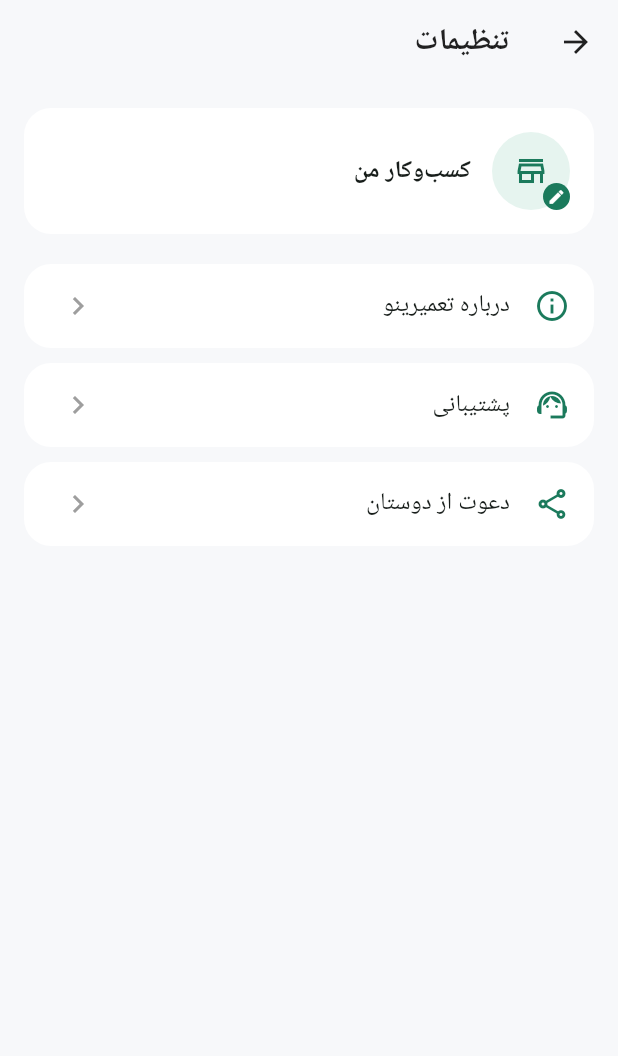
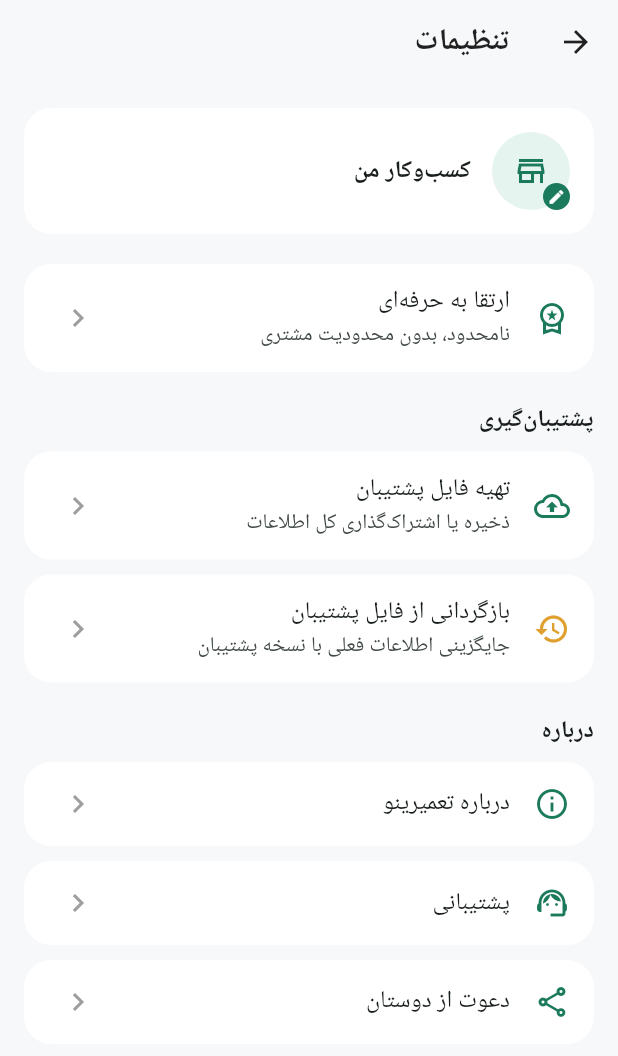
Before and after one commit to Reza1162/tamirino, a Flutter app: the SettingsPage screen opened directly, after a tap on the "store" icon, on a phone screen of 412 x 824 dp. Shown: the top 1056 px of the screen. Run offline on Flutter 3.47's test engine with Material 3 defaults, Android fonts, the phone set to English and light mode, and no system bars; our stand-ins replace drift, flutter_local_notifications, image_picker, pdf, permission_handler, printing and 6 more; missing offline and left inert: barcode; accounts and stored records are empty; generated files the repository leaves out were written again; Roboto replaces fonts that are missing (Vazir).

Commit message:
fix: fully restore settings page with subscription, backup, and referral sections

```diff
--- a/lib/features/settings/settings_page.dart
+++ b/lib/features/settings/settings_page.dart
@@ -4,7 +4,10 @@ import 'package:image_picker/image_picker.dart';
 import 'package:path_provider/path_provider.dart';
 import 'package:path/path.dart' as p;
 import '../../core/theme/app_theme.dart';
+import '../../core/backup/backup_service.dart';
 import '../../data/local/db_provider.dart';
+import '../subscription/subscription_page.dart';
+import '../referral/referral_page.dart';
 
 class SettingsPage extends StatelessWidget {
   const SettingsPage({super.key});
@@ -45,13 +48,90 @@ class SettingsPage extends StatelessWidget {
                 ),
               ),
               const SizedBox(height: 20),
+              FutureBuilder<bool>(
+                future: DbProvider.repository.isPro(),
+                builder: (context, snap) {
+                  final isPro = snap.data ?? false;
+                  return Card(
+                    color: isPro ? AppTheme.primaryLight : null,
+                    child: ListTile(
+                      leading: Icon(
+                        isPro ? Icons.verified : Icons.workspace_premium_outlined,
+                        color: AppTheme.primary,
+                      ),
+                      title: Text(isPro ? 'اشتراک حرفه‌ای فعال' : 'ارتقا به حرفه‌ای'),
+                      subtitle: Text(isPro ? 'همه امکانات باز است' : 'نامحدود، بدون محدودیت مشتری'),
+                      trailing: const Icon(Icons.chevron_left, color: Colors.grey),
+                      onTap: () => Navigator.of(context).push(
+                        MaterialPageRoute(builder: (_) => const SubscriptionPage()),
+                      ),
+                    ),
+                  );
+                },
+              ),
+              const SizedBox(height: 20),
+              const Text('پشتیبان‌گیری', style: TextStyle(fontSize: 16, fontWeight: FontWeight.w700)),
+              const SizedBox(height: 10),
+              Card(
+                margin: const EdgeInsets.only(bottom: 10),
+                child: ListTile(
+                  leading: const Icon(Icons.backup_outlined, color: AppTheme.primary),
+                  title: const Text('تهیه فایل پشتیبان'),
+                  subtitle: const Text('ذخیره یا اشتراک‌گذاری کل اطلاعات'),
+                  trailing: const Icon(Icons.chevron_left, color: Colors.grey),
+                  onTap: () async {
+                    try {
+                      await BackupService.exportBackup();
+                    } catch (e) {
+                      if (context.mounted) {
+                        ScaffoldMessenger.of(context).showSnackBar(
+                          SnackBar(content: Text('خطا: $e')),
+                        );
+                      }
+                    }
+                  },
+                ),
+              ),
+              Card(
+                margin: const EdgeInsets.only(bottom: 10),
+                child: ListTile(
+                  leading: const Icon(Icons.restore_outlined, color: AppTheme.warning),
+                  title: const Text('بازگردانی از فایل پشتیبان'),
+                  subtitle: const Text('جایگزینی اطلاعات فعلی با نسخه پشتیبان'),
+                  trailing: const Icon(Icons.chevron_left, color: Colors.grey),
+                  onTap: () async {
+                    final confirmed = await showDialog<bool>(
+                      context: context,
+                      builder: (ctx) => AlertDialog(
+                        title: const Text('هشدار'),
+                        content: const Text(
+                            'با بازگردانی، اطلاعات فعلی جایگزین می‌شود. بعد از این عملیات باید اپ را کامل ببندید و دوباره باز کنید. ادامه می‌دهید؟'),
+                        actions: [
+                          TextButton(onPressed: () => Navigator.pop(ctx, false), child: const Text('انصراف')),
+                          TextButton(onPressed: () => Navigator.pop(ctx, true), child: const Text('بله، ادامه')),
+                        ],
+                      ),
+                    );
+                    if (confirmed != true) return;
+                    final success = await BackupService.importBackup();
+                    if (context.mounted && success) {
+                      ScaffoldMessenger.of(context).showSnackBar(
+                        const SnackBar(content: Text('بازگردانی انجام شد. اپ را کامل ببندید و دوباره باز کنید.')),
+                      );
+                    }
+                  },
+                ),
+              ),
+              const SizedBox(height: 10),
+              const Text('درباره', style: TextStyle(fontSize: 16, fontWeight: FontWeight.w700)),
+              const SizedBox(height: 10),
               const _SettingsTile(icon: Icons.info_outline, title: 'درباره تعمیرینو'),
               const _SettingsTile(icon: Icons.support_agent_outlined, title: 'پشتیبانی'),
               _NavTile(
                 icon: Icons.share_outlined,
                 title: 'دعوت از دوستان',
                 onTap: () => Navigator.of(context).push(
-                  MaterialPageRoute(builder: (_) => ReferralPage()),
+                  MaterialPageRoute(builder: (_) => const ReferralPage()),
                 ),
               ),
             ],
@@ -101,7 +181,6 @@ class _NavTile extends StatelessWidget {
   }
 }
 
-
 class _LogoPicker extends StatefulWidget {
   final String? logoPath;
   const _LogoPicker({required this.logoPath});
@@ -126,7 +205,7 @@ class _LogoPickerState extends State<_LogoPicker> {
 
     final dir = await getApplicationDocumentsDirectory();
     final ext = p.extension(picked.path);
-    final savedPath = p.join(dir.path, 'business_logo\$ext');
+    final savedPath = p.join(dir.path, 'business_logo$ext');
     await File(picked.path).copy(savedPath);
 
     await DbProvider.repository.updateLogo(savedPath);
```
